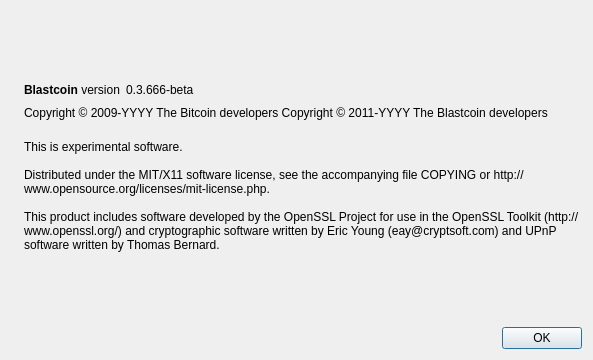
blastcoin/blastcoin, file src/qt/forms/aboutdialog.ui: the form before one commit.
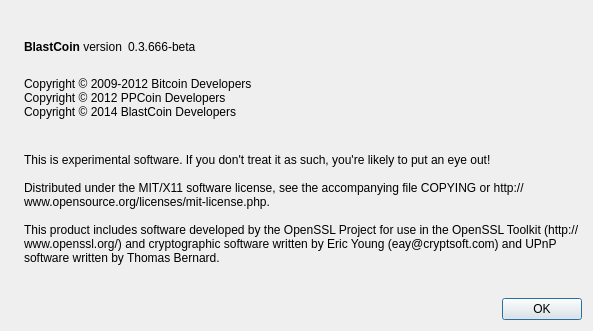
The form after the commit. Icons and pictures are not drawn.

```diff
--- a/src/qt/forms/aboutdialog.ui
+++ b/src/qt/forms/aboutdialog.ui
@@ -7,7 +7,7 @@
     <x>0</x>
     <y>0</y>
     <width>593</width>
-    <height>360</height>
+    <height>331</height>
    </rect>
   </property>
   <property name="windowTitle">
@@ -50,7 +50,7 @@
           <cursorShape>IBeamCursor</cursorShape>
          </property>
          <property name="text">
-          <string>&lt;b&gt;Blastcoin&lt;/b&gt; version</string>
+          <string>&lt;b&gt;BlastCoin&lt;/b&gt; version</string>
          </property>
          <property name="textInteractionFlags">
           <set>Qt::LinksAccessibleByMouse|Qt::TextSelectableByKeyboard|Qt::TextSelectableByMouse</set>
@@ -91,11 +91,11 @@
         <cursorShape>IBeamCursor</cursorShape>
        </property>
        <property name="text">
-        <string notr="true">Copyright &amp;copy; 2009-YYYY The Bitcoin developers
-Copyright &amp;copy; 2011-YYYY The Blastcoin developers</string>
-       </property>
-       <property name="textFormat">
-        <enum>Qt::RichText</enum>
+        <string>
+Copyright © 2009-2012 Bitcoin Developers
+Copyright © 2012 PPCoin Developers
+Copyright © 2014 BlastCoin Developers
+</string>
        </property>
        <property name="textInteractionFlags">
         <set>Qt::LinksAccessibleByMouse|Qt::TextSelectableByKeyboard|Qt::TextSelectableByMouse</set>
@@ -109,7 +109,7 @@
        </property>
        <property name="text">
         <string>
-This is experimental software.
+This is experimental software. If you don't treat it as such, you're likely to put an eye out!
 
 Distributed under the MIT/X11 software license, see the accompanying file COPYING or http://www.opensource.org/licenses/mit-license.php.
 
```
Left out of the diff: 2 changed lines with no effect on the pictures.
